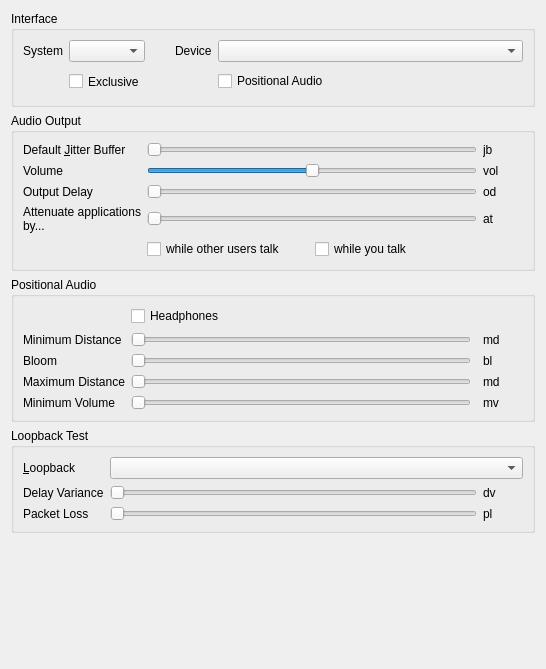
The window that src/mumble/AudioOutput.ui (mumble-voip/mumble) describes before a commit, drawn with Qt 5.
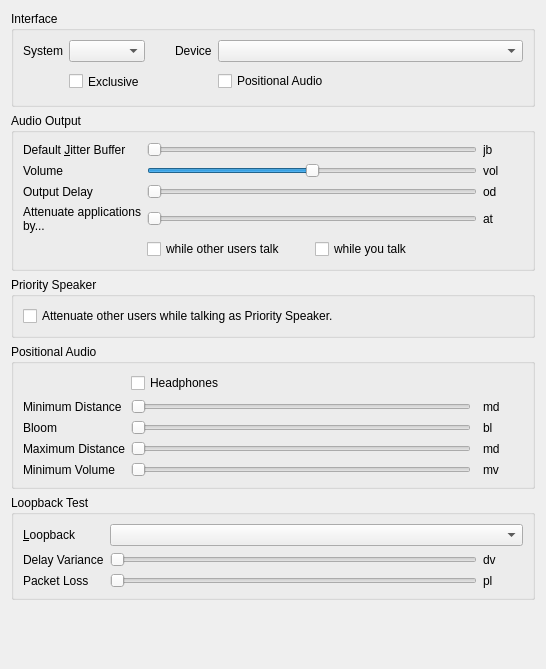
The same window after the commit.

Commit message: AudioOutput: add an 'attenuate others' option for priority speakers.

What changed in the file:
```diff
--- a/src/mumble/AudioOutput.ui
+++ b/src/mumble/AudioOutput.ui
@@ -333,6 +333,28 @@
      </layout>
     </widget>
    </item>
+   <item>
+    <widget class="QGroupBox" name="qgbPrioritySpeaker">
+     <property name="title">
+      <string>Priority Speaker</string>
+     </property>
+     <layout class="QVBoxLayout" name="verticalLayout_2">
+      <item>
+       <widget class="QCheckBox" name="qcbAttenuateUsersOnPrioritySpeak">
+        <property name="toolTip">
+         <string>If checked Mumble lowers the volume of other users while you talk if you have the &quot;Priority Speaker&quot; status.</string>
+        </property>
+        <property name="whatsThis">
+         <string>&lt;b&gt;Attenuate other users while talking as Priority Speaker.&lt;/b&gt;&lt;br /&gt;Mumble supports decreasing the volume of other users while you talk as the &lt;i&gt;Priority Speaker&lt;/i&gt; to avoid getting disturbed. Checking this checkbox will enable this feature.</string>
+        </property>
+        <property name="text">
+         <string>Attenuate other users while talking as Priority Speaker.</string>
+        </property>
+       </widget>
+      </item>
+     </layout>
+    </widget>
+   </item>
    <item>
     <widget class="QGroupBox" name="qgbVolume">
      <property name="enabled">
```
The commit also changes 4 other files.
